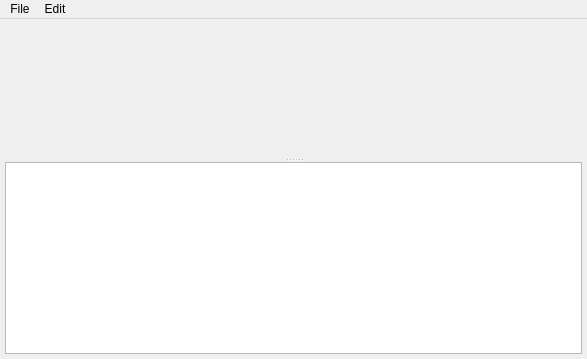
Old version of the form src/csapex/ui/evaluation_window.ui in the repository cogsys-tuebingen/csapex.
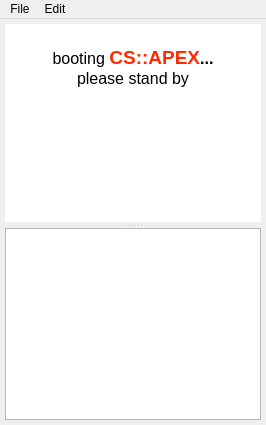
New version of the form. Custom widgets are drawn as their Qt base class.

Commit message: usability: show splash screen -> faster response time

What changed in the file:
```diff
--- a/src/csapex/ui/evaluation_window.ui
+++ b/src/csapex/ui/evaluation_window.ui
@@ -6,8 +6,8 @@
    <rect>
     <x>0</x>
     <y>0</y>
-    <width>587</width>
-    <height>359</height>
+    <width>266</width>
+    <height>425</height>
    </rect>
   </property>
   <widget class="QWidget" name="centralwidget">
@@ -15,9 +15,31 @@
     <bool>true</bool>
    </property>
    <layout class="QVBoxLayout" name="verticalLayout">
+    <property name="spacing">
+     <number>0</number>
+    </property>
     <property name="margin">
      <number>5</number>
     </property>
+    <item>
+     <widget class="QTextBrowser" name="loading">
+      <property name="frameShape">
+       <enum>QFrame::NoFrame</enum>
+      </property>
+      <property name="lineWidth">
+       <number>0</number>
+      </property>
+      <property name="html">
+       <string>&lt;!DOCTYPE HTML PUBLIC &quot;-//W3C//DTD HTML 4.0//EN&quot; &quot;http://www.w3.org/TR/REC-html40/strict.dtd&quot;&gt;
+&lt;html&gt;&lt;head&gt;&lt;meta name=&quot;qrichtext&quot; content=&quot;1&quot; /&gt;&lt;style type=&quot;text/css&quot;&gt;
+p, li { white-space: pre-wrap; }
+&lt;/style&gt;&lt;/head&gt;&lt;body style=&quot; font-family:'Ubuntu'; font-size:11pt; font-weight:400; font-style:normal;&quot;&gt;
+&lt;p align=&quot;center&quot; style=&quot;-qt-paragraph-type:empty; margin-top:0px; margin-bottom:0px; margin-left:0px; margin-right:0px; -qt-block-indent:0; text-indent:0px;&quot;&gt;&lt;br /&gt;&lt;/p&gt;
+&lt;p align=&quot;center&quot; style=&quot; margin-top:0px; margin-bottom:0px; margin-left:0px; margin-right:0px; -qt-block-indent:0; text-indent:0px;&quot;&gt;&lt;span style=&quot; font-size:12pt; color:#000000; vertical-align:middle;&quot;&gt;booting &lt;/span&gt;&lt;span style=&quot; font-size:14pt; font-weight:600; color:#ff2a00; vertical-align:middle;&quot;&gt;CS::APEX&lt;/span&gt;&lt;span style=&quot; font-size:12pt; font-weight:600; color:#000000; vertical-align:middle;&quot;&gt;...&lt;/span&gt;&lt;/p&gt;
+&lt;p align=&quot;center&quot; style=&quot; margin-top:0px; margin-bottom:0px; margin-left:0px; margin-right:0px; -qt-block-indent:0; text-indent:0px;&quot;&gt;&lt;span style=&quot; font-size:12pt; color:#000000; vertical-align:middle;&quot;&gt;please stand by&lt;/span&gt;&lt;/p&gt;&lt;/body&gt;&lt;/html&gt;</string>
+      </property>
+     </widget>
+    </item>
     <item>
      <widget class="QSplitter" name="splitter">
       <property name="orientation">
@@ -54,7 +76,7 @@
     <rect>
      <x>0</x>
      <y>0</y>
-     <width>587</width>
+     <width>266</width>
      <height>25</height>
     </rect>
    </property>
```
Left out of the diff: 1 changed line with no effect on the pictures. The commit also changes 3 other files.
